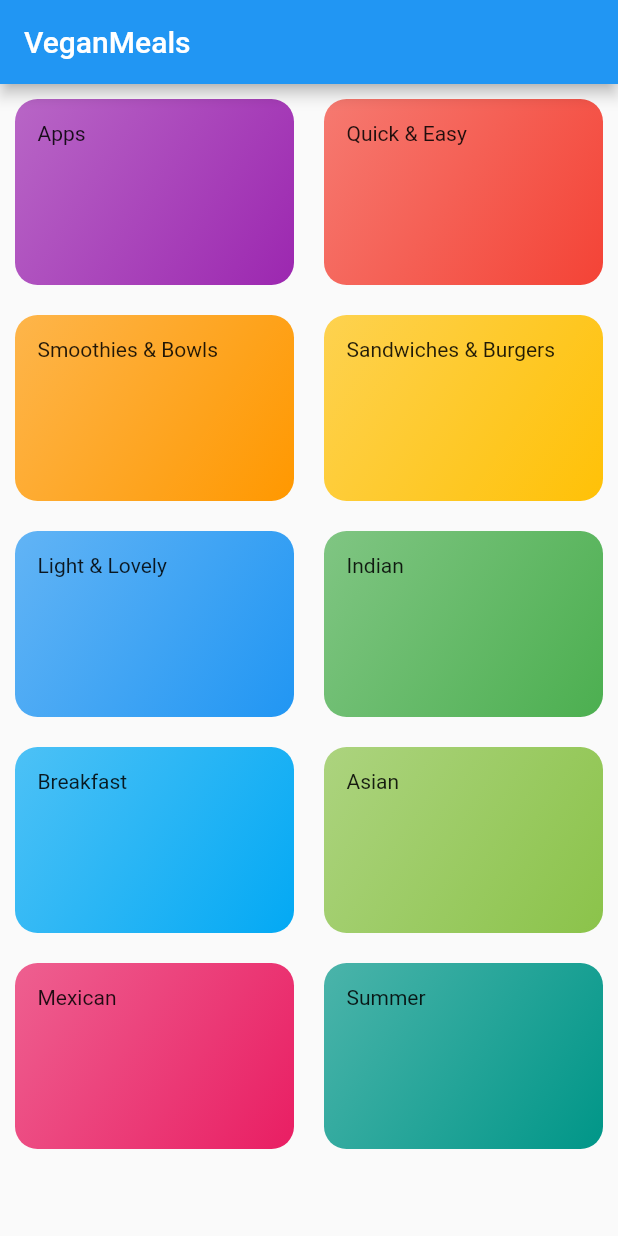
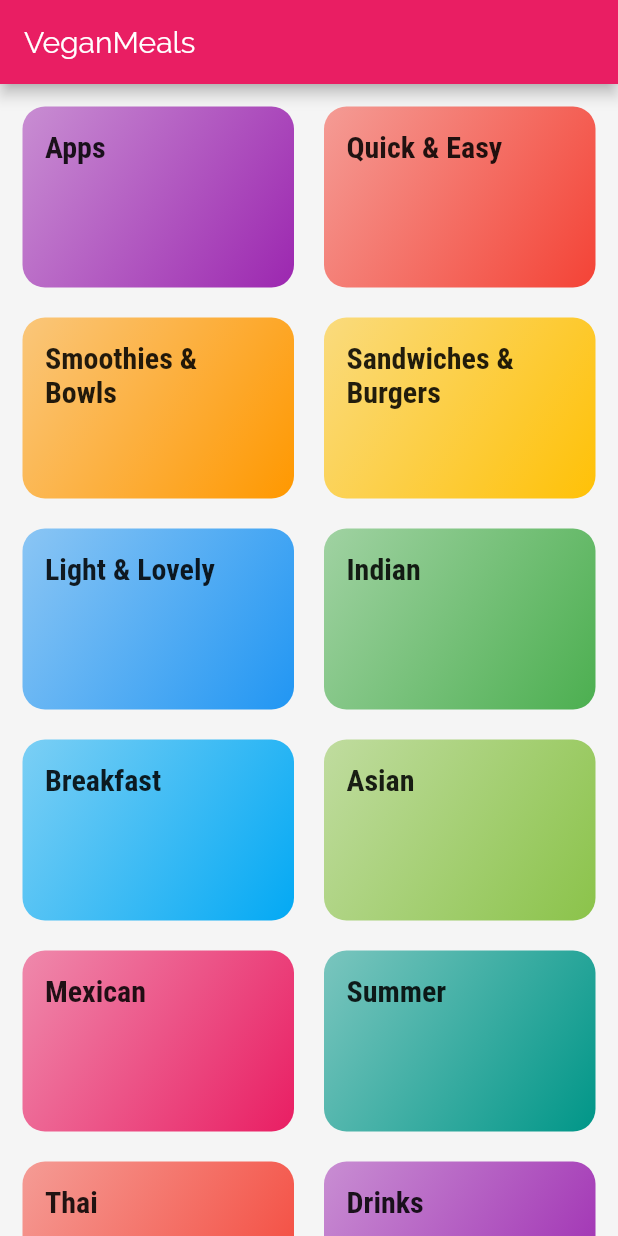
Before and after one commit to erinkelsey/veganmeals-flutter, a Flutter app: the screen it shows after launch, on a phone screen of 412 x 824 dp. Run offline on Flutter 3.47's test engine with Material 2 defaults, Android fonts, the phone set to English and light mode, and no system bars.

Commit message:
add basic category screen categories and display

```diff
--- a/lib/categories_screen.dart
+++ b/lib/categories_screen.dart
@@ -1,4 +1,5 @@
 import 'package:flutter/material.dart';
+import 'package:flutter/foundation.dart' show kIsWeb;
 
 import './dummy_data.dart';
 import './category_item.dart';
@@ -10,8 +11,14 @@ class CategoriesScreen extends StatelessWidget {
       appBar: AppBar(
         title: Text('VeganMeals'),
       ),
-      body: GridView(
-        padding: const EdgeInsets.all(10),
+      body: Container(
+        padding: kIsWeb ? EdgeInsets.only(top: 20) : null,
+        alignment: Alignment.topCenter,
+        child: Container(
+          constraints: BoxConstraints(minWidth: 500, maxWidth: 800),
+          child: GridView(
+            shrinkWrap: true,
+            padding: const EdgeInsets.all(15),
             children: DUMMY_CATEGORIES
               .map(
                 (catData) => CategoryItem(
@@ -27,6 +34,8 @@ class CategoriesScreen extends StatelessWidget {
               mainAxisSpacing: 20,
             ),
           ),
+        ),
+      ),
     );
   }
 }
--- a/lib/category_item.dart
+++ b/lib/category_item.dart
@@ -10,11 +10,14 @@ class CategoryItem extends StatelessWidget {
   Widget build(BuildContext context) {
     return Container(
       padding: const EdgeInsets.all(15),
-      child: Text(title),
+      child: Text(
+        title,
+        style: Theme.of(context).textTheme.headline6,
+      ),
       decoration: BoxDecoration(
         gradient: LinearGradient(
           colors: [
-            color.withOpacity(0.7),
+            color.withOpacity(0.5),
             color
           ],
           begin: Alignment.topLeft,
--- a/lib/dummy_data.dart
+++ b/lib/dummy_data.dart
@@ -53,4 +53,14 @@ const DUMMY_CATEGORIES = const [
     title: 'Summer',
     color: Colors.teal,
   ),
+  Category(
+    id: 'c11',
+    title: 'Thai',
+    color: Colors.red,
+  ),
+  Category(
+    id: 'c12',
+    title: 'Drinks',
+    color: Colors.purple,
+  ),
 ];
--- a/lib/main.dart
+++ b/lib/main.dart
@@ -13,8 +13,23 @@ class MyApp extends StatelessWidget {
     return MaterialApp(
       title: 'VeganMeals',
       theme: ThemeData(
-        primarySwatch: Colors.blue,
-        visualDensity: VisualDensity.adaptivePlatformDensity,
+        primarySwatch: Colors.pink,
+        accentColor: Colors.amber,
+        canvasColor: Colors.grey[100],
+        fontFamily: 'Raleway',
+        textTheme: ThemeData.light().textTheme.copyWith(
+          bodyText1: TextStyle(
+            color: Color.fromRGBO(20, 51, 51, 1),
+          ),
+          bodyText2: TextStyle(
+            color: Color.fromRGBO(20, 51, 51, 1),
+          ),
+          headline6: TextStyle(
+            fontSize: 20,
+            fontWeight: FontWeight.bold,
+            fontFamily: 'RobotoCondensed',
+          ),
+        ),
       ),
       home: CategoriesScreen(),
     );
```
Also changed, not shown: pubspec.yaml (+19 -6 lines). Lines whose indentation alone changed are shown as unchanged.
